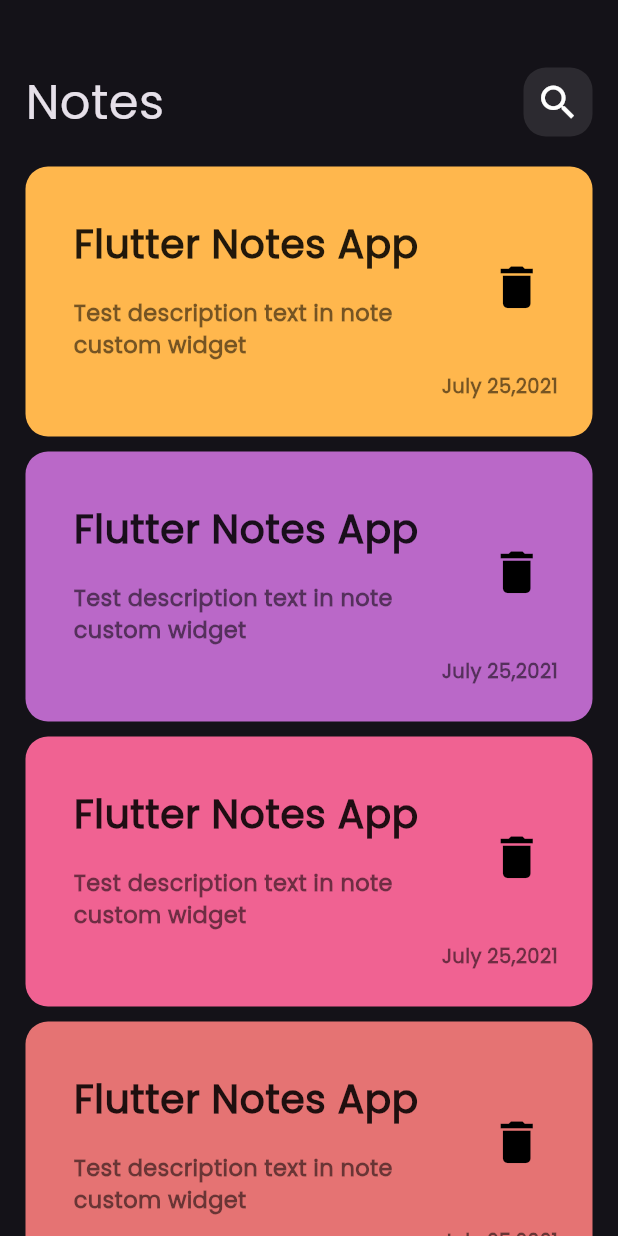
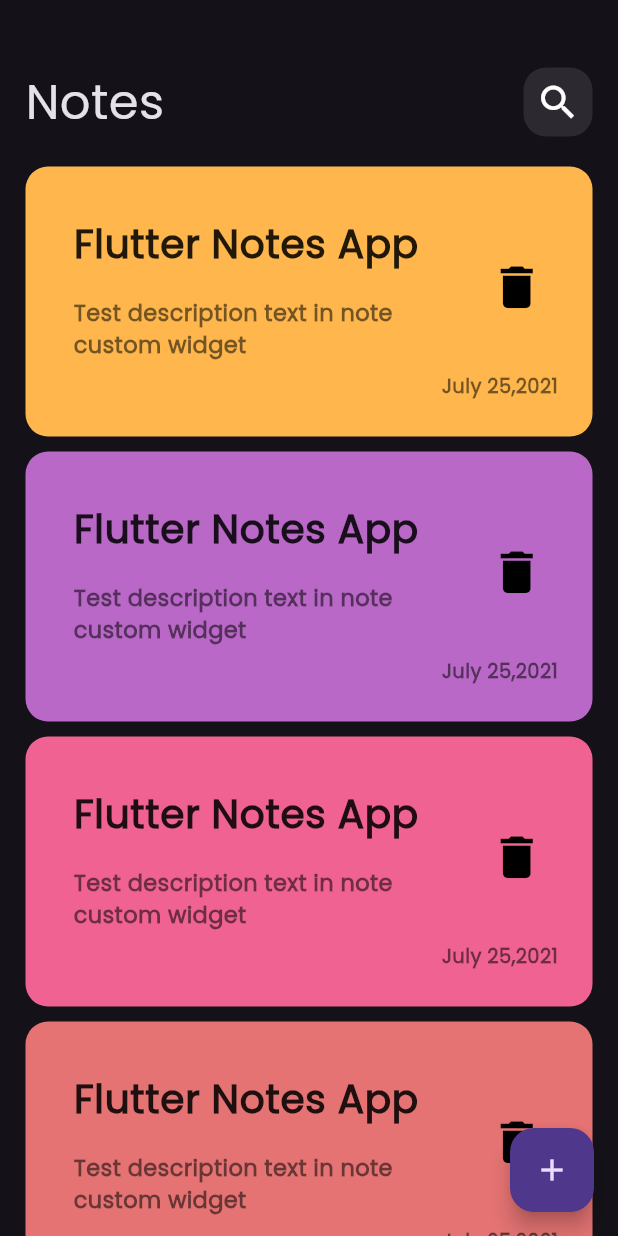
Before and after one commit to ahmedjamal22290/Notes_App, a Flutter app: the screen it shows after launch, on a phone screen of 412 x 824 dp. Run offline on Flutter 3.47's test engine with Material 3 defaults, Android fonts, the phone set to English and light mode, and no system bars.

Commit message:
add floating button

```diff
--- a/lib/views/home_view.dart
+++ b/lib/views/home_view.dart
@@ -7,7 +7,11 @@ class HomeView extends StatelessWidget {
   @override
   Widget build(BuildContext context) {
     return Scaffold(
-      body: homeViewBody(),
+      floatingActionButton: FloatingActionButton(
+        onPressed: () {},
+        child: const Icon(Icons.add),
+      ),
+      body: const homeViewBody(),
     );
   }
 }
```
